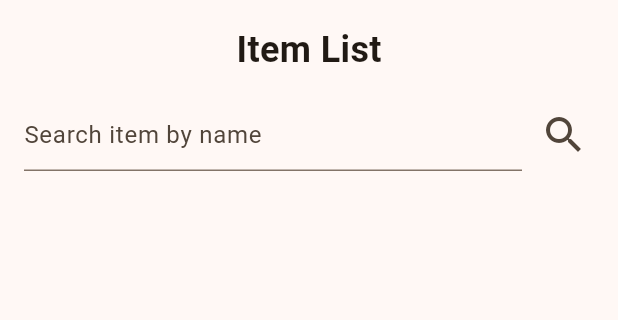
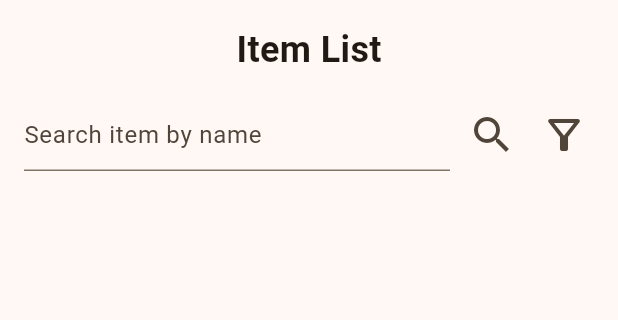
Before and after one commit to medanjaya/Cyberprop-repo, a Flutter app: the screen it shows after launch, on a phone screen of 412 x 824 dp, the part 84-404 px from its top. Run offline on Flutter 3.47's test engine with Material 3 defaults, Android fonts, the phone set to English and light mode, and no system bars; our stand-ins replace camera, cloud_firestore, firebase_auth, firebase_core, firebase_storage, font_awesome_flutter and 2 more; missing offline and left inert: firebase_app_check; accounts and stored records are empty; generated files the repository leaves out were written again.

Commit message:
edit besar 3.1.1#

```diff
--- a/lib/agen/kontak.dart
+++ b/lib/agen/kontak.dart
@@ -31,6 +31,7 @@ class Contact extends StatelessWidget {
           ),
           const CircleAvatar( //TODO : nanti tambahkan profil si om
             radius: 96.0,
+            child: Text('tambahkan profil disini'),
           ),
           const SizedBox(height: 16.0),
           Expanded(
--- a/lib/agen/menu.dart
+++ b/lib/agen/menu.dart
@@ -103,6 +103,15 @@ class _MenuState extends State<Menu> {
                   },
                   icon: const Icon(
                     Icons.search,
+                    size: 32.0,
+                  ),
+                ),
+                IconButton(
+                  onPressed: () {
+                    //TODO : tambah yang ajaib-ajaib disini
+                  },
+                  icon: const Icon(
+                    Icons.filter_alt_outlined,
                     size: 32.0,
                   ),
                 ),
--- a/pubspec.yaml
+++ b/pubspec.yaml
@@ -35,6 +35,8 @@ dependencies:
   video_player: ^2.9.2
   permission_handler: ^11.3.1
   firebase_app_check: ^0.3.1+7
+  awesome_notifications: ^0.10.0
+  google_mobile_ads: ^5.2.0
 
 dev_dependencies:
   flutter_lints: ^5.0.0
```
Also changed, not shown: pubspec.lock, 5 other files.
